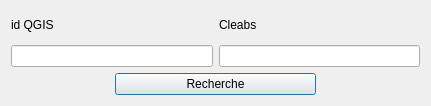
Above: dial/dial_recherche_cleabs.ui from IGNF/boite_outils-qgis-plugin before the change. Below: the same form after it.
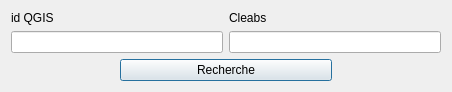
That is the form after the change. Icons and pictures are not drawn.

Patch:
```diff
--- a/dial/dial_recherche_cleabs.ui
+++ b/dial/dial_recherche_cleabs.ui
@@ -6,8 +6,8 @@
    <rect>
     <x>0</x>
     <y>0</y>
-    <width>431</width>
-    <height>106</height>
+    <width>452</width>
+    <height>88</height>
    </rect>
   </property>
   <property name="windowTitle">
@@ -19,7 +19,7 @@
   </property>
   <layout class="QGridLayout" name="gridLayout_2">
    <item row="0" column="0">
-    <layout class="QGridLayout" name="gridLayout">
+    <layout class="QGridLayout" name="gridLayout" rowstretch="0,0,0">
      <item row="0" column="0">
       <widget class="QLabel" name="label">
        <property name="text">
@@ -32,6 +32,9 @@
        <property name="text">
         <string>Cleabs</string>
        </property>
+       <property name="alignment">
+        <set>Qt::AlignLeading|Qt::AlignLeft|Qt::AlignVCenter</set>
+       </property>
       </widget>
      </item>
      <item row="1" column="0" colspan="2">
```
